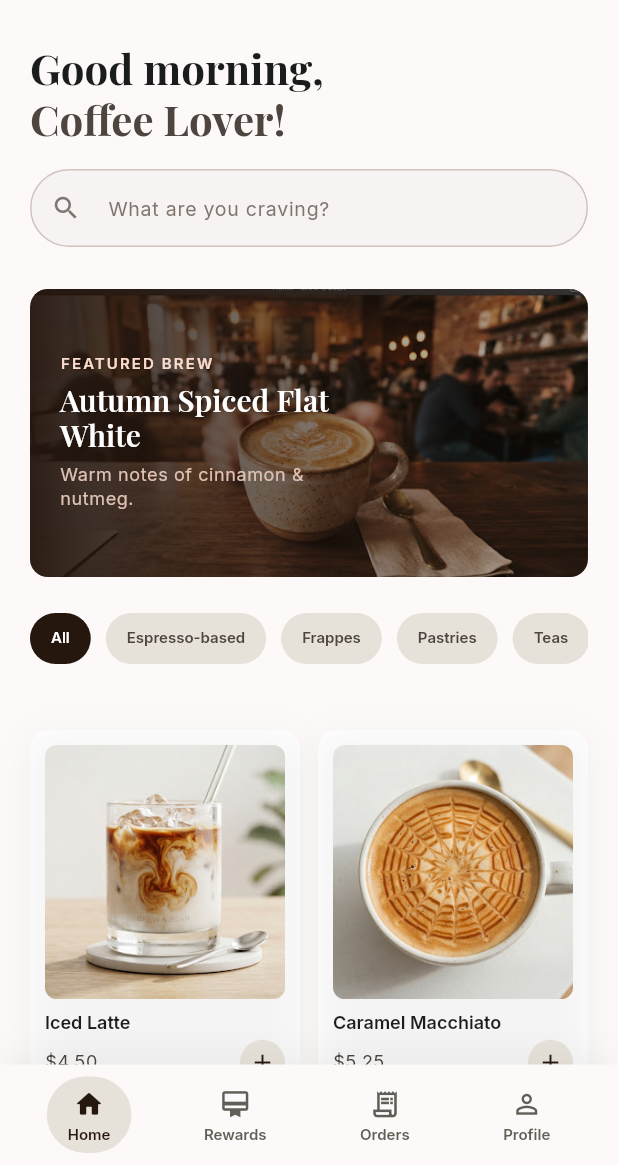
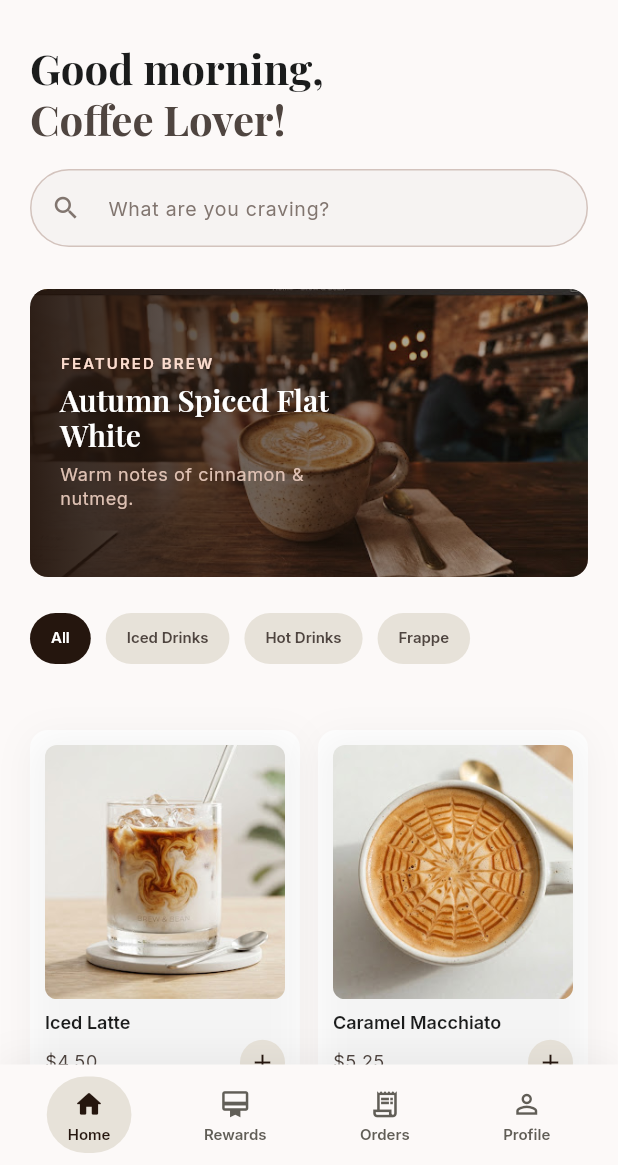
Before and after one commit to SunSovisal/exercise-GetX, a Flutter app: the HomeScreen screen opened directly, on a phone screen of 412 x 824 dp, the part 71-1236 px from its top. Run offline on Flutter 3.47's test engine with Material 3 defaults, Android fonts, the phone set to English and light mode, and no system bars; our stand-ins replace firebase_auth, firebase_core, flutter_map, get, google_fonts, google_sign_in and 1 more; accounts and stored records are empty; network calls fail.

Commit message:
feat: add search and filter product card

```diff
--- a/lib/models/product.dart
+++ b/lib/models/product.dart
@@ -4,12 +4,14 @@ class Product {
     required this.price,
     required this.image,
     required this.description,
+    required this.category,
   });
 
   final String name;
   final String price;
   final String image;
   final String description;
+  final String category;
 }
 
 const List<Product> catalogProducts = [
@@ -20,23 +22,36 @@ const List<Product> catalogProducts = [
     description:
         'Rich espresso with chilled milk, served over ice for a smooth and '
         'refreshing drink.',
+    category: 'Iced Drinks',
   ),
   Product(
     name: 'Caramel Macchiato',
     price: '\$5.25',
     image: 'assets/images/caramel_macchiato.jpg',
     description: 'Espresso and steamed milk finished with vanilla and caramel.',
+    category: 'Hot Drinks',
   ),
   Product(
     name: 'Espresso Shot',
     price: '\$3.00',
     image: 'assets/images/espresso.jpg',
     description: 'A concentrated shot of bold, full-bodied espresso.',
+    category: 'Hot Drinks',
   ),
   Product(
     name: 'Iced Americano',
     price: '\$4',
     image: 'assets/images/iced_americano.jpg',
     description: 'it is an americano, isn\'t it',
+    category: 'Iced Drinks',
+  ),
+  Product(
+    name: 'Caramel Frappe',
+    price: '\$5.75',
+    image: 'assets/images/caramel_frappe.png',
+    description:
+        'Blended coffee and caramel topped with whipped cream and a caramel '
+        'drizzle.',
+    category: 'Frappe',
   ),
 ];
--- a/lib/views/home_screen.dart
+++ b/lib/views/home_screen.dart
@@ -32,12 +32,37 @@ class HomeScreen extends StatelessWidget {
 
   final List<String> _categories = [
     'All',
-    'Espresso-based',
-    'Frappes',
-    'Pastries',
-    'Teas',
-    'Cake',
+    'Iced Drinks',
+    'Hot Drinks',
+    'Frappe',
   ];
+
+  final searchQuery = ''.obs;
+  final selectedCategory = 'All'.obs;
+
+  List<Product> get filteredProducts {
+    final query = searchQuery.value.trim().toLowerCase();
+    final category = selectedCategory.value;
+
+    return catalogProducts.where((product) {
+      final matchingSearch =
+          query.isEmpty ||
+          product.name.toLowerCase().contains(query) ||
+          product.description.toLowerCase().contains(query);
+      final matchingCategory =
+          category == 'All' || product.category == category;
+
+      return matchingSearch && matchingCategory;
+    }).toList();
+  }
+
+  void updateSearch(String value) {
+    searchQuery.value = value;
+  }
+
+  void selectCategory(String category) {
+    selectedCategory.value = category;
+  }
 
   void _openDetail(BuildContext context, Product product) {
     Navigator.of(context).push(
@@ -81,7 +106,21 @@ class HomeScreen extends StatelessWidget {
                     ),
                   ),
                 ),
-                SliverPadding(
+                Obx(() {
+                  final products = filteredProducts;
+
+                  if (products.isEmpty) {
+                    return const SliverToBoxAdapter(
+                      child: Center(
+                        child: Padding(
+                          padding: EdgeInsets.all(32),
+                          child: Text('No products found'),
+                        ),
+                      ),
+                    );
+                  }
+
+                  return SliverPadding(
                     padding: const EdgeInsets.fromLTRB(
                       AppTheme.pagePadding,
                       0,
@@ -96,12 +135,12 @@ class HomeScreen extends StatelessWidget {
                             crossAxisSpacing: AppTheme.itemGap,
                             childAspectRatio: 0.73,
                           ),
-                    delegate: SliverChildBuilderDelegate(
-                      _buildProductCard,
-                      childCount: catalogProducts.length,
+                      delegate: SliverChildBuilderDelegate((context, index) {
+                        return _buildProductCard(context, products[index]);
+                      }, childCount: products.length),
                     ),
-                  ),
-                ),
+                  );
+                }),
               ],
             ),
           ),
@@ -125,8 +164,7 @@ class HomeScreen extends StatelessWidget {
     );
   }
 
-  Widget _buildProductCard(BuildContext context, int index) {
-    final product = catalogProducts[index];
+  Widget _buildProductCard(BuildContext context, Product product) {
     return _ProductCard(
       product: product,
       onTap: () => _openDetail(context, product),
@@ -201,7 +239,10 @@ class HomeScreen extends StatelessWidget {
         const SizedBox(height: 16),
         TextField(
           key: const Key('coffee_search_field'),
-          onChanged: onSearchChanged,
+          onChanged: (value) {
+            updateSearch(value);
+            onSearchChanged?.call(value);
+          },
           decoration: const InputDecoration(
             hintText: 'What are you craving?',
             prefixIcon: Icon(Icons.search, size: 20),
@@ -277,18 +318,28 @@ class HomeScreen extends StatelessWidget {
   Widget _buildCategories(BuildContext context) {
     return SizedBox(
       height: 34,
-      child: ListView.separated(
+      child: Obx(() {
+        final currentCategory = selectedCategory.value;
+
+        return ListView.separated(
           scrollDirection: Axis.horizontal,
           itemCount: _categories.length,
           separatorBuilder: (_, _) => const SizedBox(width: 10),
           itemBuilder: (context, index) {
             final category = _categories[index];
-          final selected = index == 0;
+            final selected = currentCategory == category;
+
             return InkWell(
               borderRadius: BorderRadius.circular(999),
-            onTap: () => onCategorySelected?.call(category),
+              onTap: () {
+                selectCategory(category);
+                onCategorySelected?.call(category);
+              },
               child: Container(
-              padding: const EdgeInsets.symmetric(horizontal: 14, vertical: 11),
+                padding: const EdgeInsets.symmetric(
+                  horizontal: 14,
+                  vertical: 11,
+                ),
                 decoration: BoxDecoration(
                   color: selected
                       ? AppTheme.primary
@@ -305,7 +356,8 @@ class HomeScreen extends StatelessWidget {
               ),
             );
           },
-      ),
+        );
+      }),
     );
   }
 }
```
Also changed, not shown: assets/images/caramel_frappe.png (added). Lines whose indentation alone changed are shown as unchanged.
